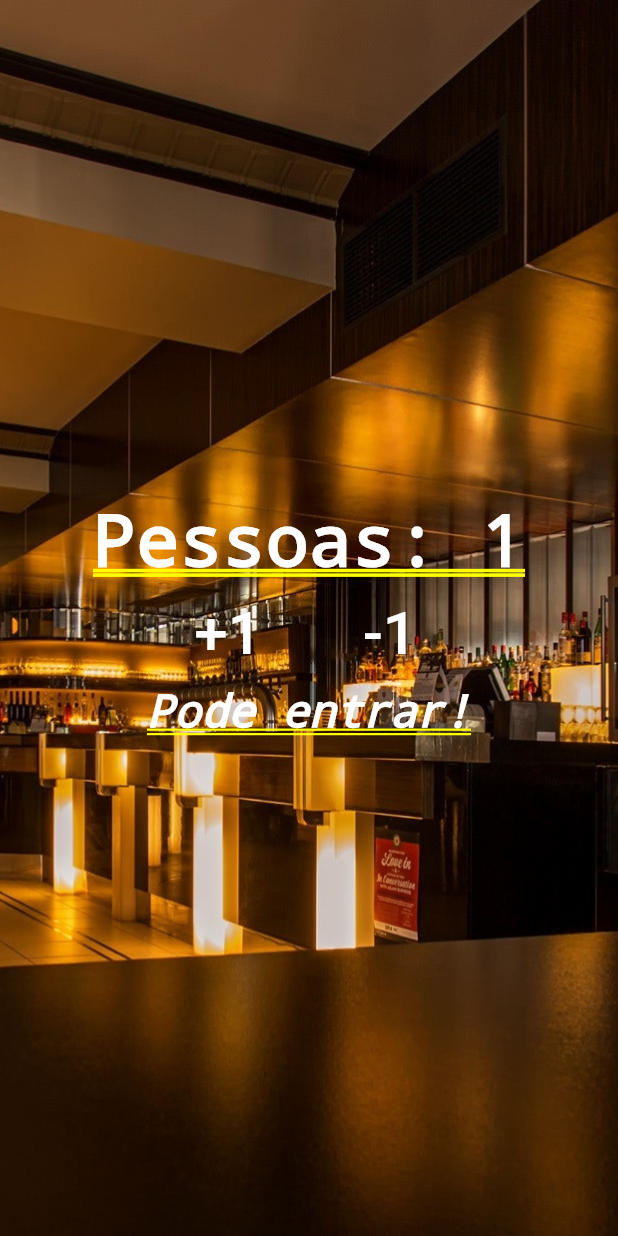
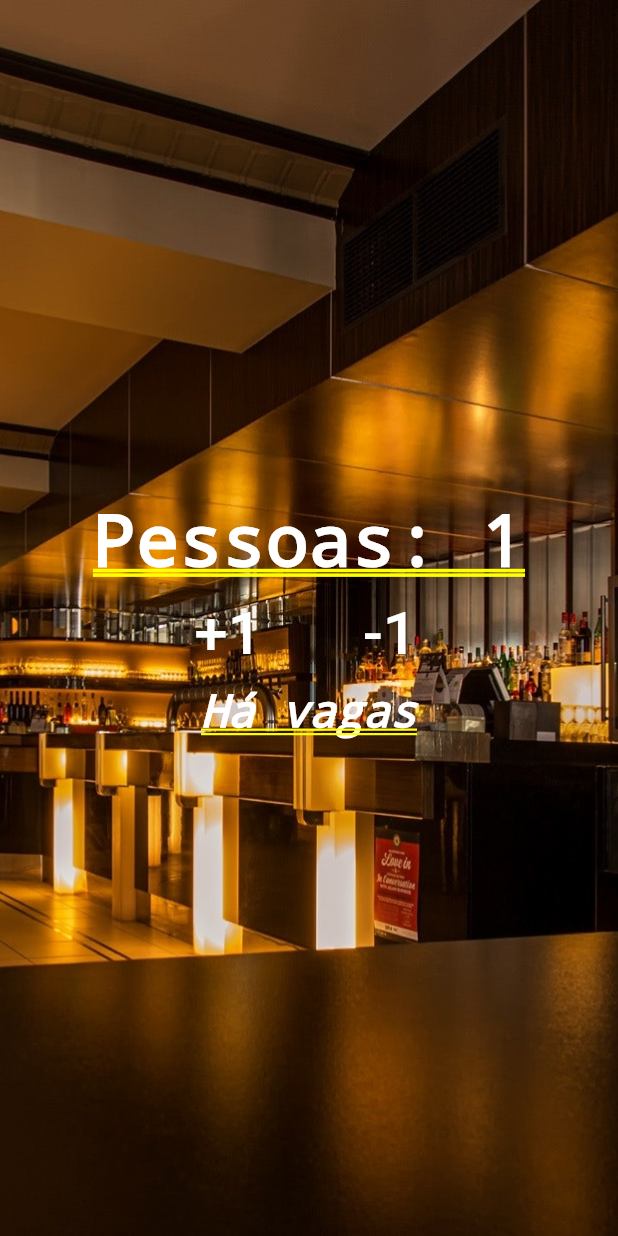
Before and after one commit to rafaelbatistaroque/contador_de_pessoas, a Flutter app: the screen it shows after launch, after a tap on "+1", on a phone screen of 412 x 824 dp. Run offline on Flutter 3.47's test engine with Material 2 defaults, Android fonts, the phone set to English and light mode, and no system bars.

```diff
--- a/lib/main.dart
+++ b/lib/main.dart
@@ -13,10 +13,18 @@ class Home extends StatefulWidget {
 class _HomeState extends State<Home> {
 
   int _people = 0;
+  String infoText = "Pode entrar!";
 
   void _changePeople(int delta){
     setState(() {
-       _people += delta;
+      _people += delta;
+
+      if (_people < 0)
+        infoText = "Valores negativos!";
+      else if (_people <= 10)
+        infoText = "Há vagas";
+      else
+        infoText = "Lotado!";
     });
   }
 
@@ -58,7 +66,7 @@ class _HomeState extends State<Home> {
                 ),
               ],
             ),
-            Text("Pode entrar!",
+            Text(infoText,
               style: TextStyle(color: Colors.white, fontStyle: FontStyle.italic, fontSize: 30.0),
             )
           ],
```
